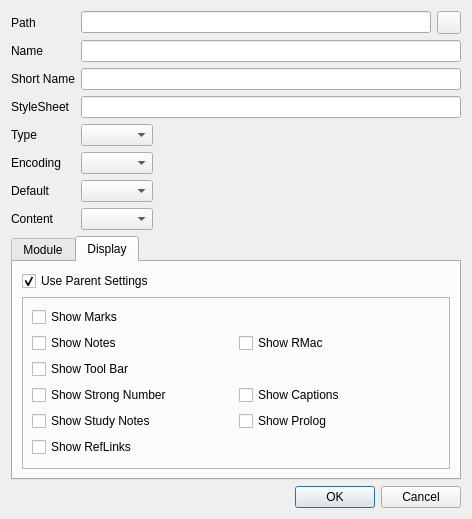
Before: the Qt Designer form src/ui/dialog/moduleconfigdialog.ui in metaxy/openBibleViewer, drawn with Qt 5.
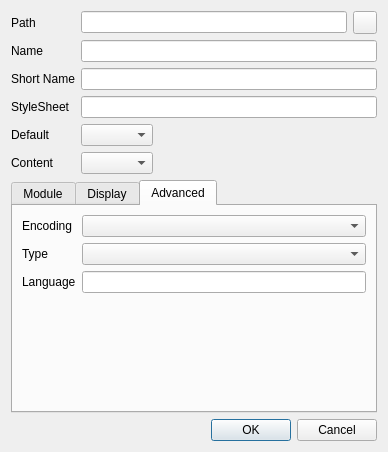
After: the same form once the commit is applied. Icons and pictures are not drawn.

What changed in the file:
```diff
--- a/src/ui/dialog/moduleconfigdialog.ui
+++ b/src/ui/dialog/moduleconfigdialog.ui
@@ -6,15 +6,69 @@
    <rect>
     <x>0</x>
     <y>0</y>
-    <width>472</width>
-    <height>507</height>
+    <width>388</width>
+    <height>452</height>
    </rect>
   </property>
   <property name="windowTitle">
    <string>Module Config</string>
   </property>
-  <layout class="QVBoxLayout" name="verticalLayout">
-   <item>
+  <layout class="QGridLayout" name="gridLayout_2">
+   <item row="2" column="0">
+    <layout class="QHBoxLayout" name="horizontalLayout_2">
+     <item>
+      <spacer name="horizontalSpacer">
+       <property name="orientation">
+        <enum>Qt::Horizontal</enum>
+       </property>
+       <property name="sizeHint" stdset="0">
+        <size>
+         <width>40</width>
+         <height>20</height>
+        </size>
+       </property>
+      </spacer>
+     </item>
+     <item>
+      <widget class="QPushButton" name="pushButton_ok">
+       <property name="sizePolicy">
+        <sizepolicy hsizetype="Fixed" vsizetype="Fixed">
+         <horstretch>0</horstretch>
+         <verstretch>0</verstretch>
+        </sizepolicy>
+       </property>
+       <property name="text">
+        <string>OK</string>
+       </property>
+       <property name="icon">
+        <iconset resource="../../icons.qrc">
+         <normaloff>:/icons/16x16/dialog-ok.png</normaloff>:/icons/16x16/dialog-ok.png</iconset>
+       </property>
+       <property name="default">
+        <bool>true</bool>
+       </property>
+      </widget>
+     </item>
+     <item>
+      <widget class="QPushButton" name="pushButton_cancel">
+       <property name="sizePolicy">
+        <sizepolicy hsizetype="Fixed" vsizetype="Fixed">
+         <horstretch>0</horstretch>
+         <verstretch>0</verstretch>
+        </sizepolicy>
+       </property>
+       <property name="text">
+        <string>Cancel</string>
+       </property>
+       <property name="icon">
+        <iconset resource="../../icons.qrc">
+         <normaloff>:/icons/16x16/dialog-cancel.png</normaloff>:/icons/16x16/dialog-cancel.png</iconset>
+       </property>
+      </widget>
+     </item>
+    </layout>
+   </item>
+   <item row="0" column="0">
     <layout class="QFormLayout" name="formLayout">
      <property name="fieldGrowthPolicy">
       <enum>QFormLayout::ExpandingFieldsGrow</enum>
@@ -77,52 +131,32 @@
      <item row="3" column="1">
       <widget class="QLineEdit" name="lineEdit_styleSheet"/>
      </item>
-     <item row="6" column="0">
-      <widget class="QLabel" name="label_3">
-       <property name="text">
-        <string>Type</string>
-       </property>
-      </widget>
+     <item row="4" column="1">
+      <widget class="QComboBox" name="comboBox_defaultModule"/>
      </item>
-     <item row="6" column="1">
-      <widget class="QComboBox" name="comboBox_type"/>
-     </item>
-     <item row="7" column="0">
-      <widget class="QLabel" name="label_11">
-       <property name="text">
-        <string>Encoding</string>
-       </property>
-      </widget>
-     </item>
-     <item row="7" column="1">
-      <widget class="QComboBox" name="comboBox_encoding"/>
-     </item>
-     <item row="8" column="0">
+     <item row="4" column="0">
       <widget class="QLabel" name="label_8">
        <property name="text">
         <string>Default</string>
        </property>
       </widget>
      </item>
-     <item row="8" column="1">
-      <widget class="QComboBox" name="comboBox_defaultModule"/>
+     <item row="5" column="1">
+      <widget class="QComboBox" name="comboBox_contentType"/>
      </item>
-     <item row="9" column="0">
+     <item row="5" column="0">
       <widget class="QLabel" name="label_12">
        <property name="text">
         <string>Content</string>
        </property>
       </widget>
      </item>
-     <item row="9" column="1">
-      <widget class="QComboBox" name="comboBox_contentType"/>
-     </item>
     </layout>
    </item>
-   <item>
+   <item row="1" column="0">
     <widget class="QTabWidget" name="tabWidget">
      <property name="currentIndex">
-      <number>1</number>
+      <number>2</number>
      </property>
      <widget class="QWidget" name="tab">
       <attribute name="title">
@@ -262,13 +296,6 @@
           <enum>QFrame::Raised</enum>
          </property>
          <layout class="QGridLayout" name="gridLayout">
-          <item row="4" column="1">
-           <widget class="QCheckBox" name="checkBox_showProlog">
-            <property name="text">
-             <string>Show Prolog</string>
-            </property>
-           </widget>
-          </item>
           <item row="3" column="0">
            <widget class="QCheckBox" name="checkBox_showStrong">
             <property name="text">
@@ -290,27 +317,6 @@
             </property>
            </widget>
           </item>
-          <item row="1" column="1">
-           <widget class="QCheckBox" name="checkBox_showRMac">
-            <property name="text">
-             <string>Show RMac</string>
-            </property>
-           </widget>
-          </item>
-          <item row="5" column="0">
-           <widget class="QCheckBox" name="checkBox_showRefLinks">
-            <property name="text">
-             <string>Show RefLinks</string>
-            </property>
-           </widget>
-          </item>
-          <item row="3" column="1">
-           <widget class="QCheckBox" name="checkBox_showCaptions">
-            <property name="text">
-             <string>Show Captions</string>
-            </property>
-           </widget>
-          </item>
           <item row="4" column="0">
            <widget class="QCheckBox" name="checkBox_showStudyNotes">
             <property name="text">
@@ -325,67 +331,86 @@
             </property>
            </widget>
           </item>
+          <item row="0" column="1">
+           <widget class="QCheckBox" name="checkBox_showRefLinks">
+            <property name="text">
+             <string>Show RefLinks</string>
+            </property>
+           </widget>
+          </item>
+          <item row="1" column="1">
+           <widget class="QCheckBox" name="checkBox_showRMac">
+            <property name="text">
+             <string>Show RMac</string>
+            </property>
+           </widget>
+          </item>
+          <item row="2" column="1">
+           <widget class="QCheckBox" name="checkBox_showCaptions">
+            <property name="text">
+             <string>Show Captions</string>
+            </property>
+           </widget>
+          </item>
+          <item row="3" column="1">
+           <widget class="QCheckBox" name="checkBox_showProlog">
+            <property name="text">
+             <string>Show Prolog</string>
+            </property>
+           </widget>
+          </item>
          </layout>
         </widget>
        </item>
       </layout>
      </widget>
+     <widget class="QWidget" name="tab_3">
+      <attribute name="title">
+       <string>Advanced</string>
+      </attribute>
+      <layout class="QGridLayout" name="gridLayout_3">
+       <item row="0" column="0">
+        <layout class="QFormLayout" name="formLayout_2">
+         <item row="0" column="0">
+          <widget class="QLabel" name="label_11">
+           <property name="text">
+            <string>Encoding</string>
+           </property>
+          </widget>
+         </item>
+         <item row="1" column="0">
+          <widget class="QLabel" name="label_3">
+           <property name="text">
+            <string>Type</string>
+           </property>
+          </widget>
+         </item>
+         <item row="0" column="1">
+          <widget class="QComboBox" name="comboBox_encoding"/>
+         </item>
+         <item row="1" column="1">
+          <widget class="QComboBox" name="comboBox_type"/>
+         </item>
+         <item row="2" column="1">
+          <widget class="QLineEdit" name="lineEdit_language">
+           <property name="toolTip">
+            <string>ISO 639-2</string>
+           </property>
+          </widget>
+         </item>
+         <item row="2" column="0">
+          <widget class="QLabel" name="label_13">
+           <property name="text">
+            <string>Language</string>
+           </property>
+          </widget>
+         </item>
+        </layout>
+       </item>
+      </layout>
+     </widget>
     </widget>
    </item>
-   <item>
-    <layout class="QHBoxLayout" name="horizontalLayout_2">
-     <item>
-      <spacer name="horizontalSpacer">
-       <property name="orientation">
-        <enum>Qt::Horizontal</enum>
-       </property>
-       <property name="sizeHint" stdset="0">
-        <size>
-         <width>40</width>
-         <height>20</height>
-        </size>
-       </property>
-      </spacer>
-     </item>
-     <item>
-      <widget class="QPushButton" name="pushButton_ok">
-       <property name="sizePolicy">
-        <sizepolicy hsizetype="Fixed" vsizetype="Fixed">
-         <horstretch>0</horstretch>
-         <verstretch>0</verstretch>
-        </sizepolicy>
-       </property>
-       <property name="text">
-        <string>OK</string>
-       </property>
-       <property name="icon">
-        <iconset resource="../../icons.qrc">
-         <normaloff>:/icons/16x16/dialog-ok.png</normaloff>:/icons/16x16/dialog-ok.png</iconset>
-       </property>
-       <property name="default">
-        <bool>true</bool>
-       </property>
-      </widget>
-     </item>
-     <item>
-      <widget class="QPushButton" name="pushButton_cancel">
-       <property name="sizePolicy">
-        <sizepolicy hsizetype="Fixed" vsizetype="Fixed">
-         <horstretch>0</horstretch>
-         <verstretch>0</verstretch>
-        </sizepolicy>
-       </property>
-       <property name="text">
-        <string>Cancel</string>
-       </property>
-       <property name="icon">
-        <iconset resource="../../icons.qrc">
-         <normaloff>:/icons/16x16/dialog-cancel.png</normaloff>:/icons/16x16/dialog-cancel.png</iconset>
-       </property>
-      </widget>
-     </item>
-    </layout>
-   </item>
   </layout>
  </widget>
  <resources>
```
